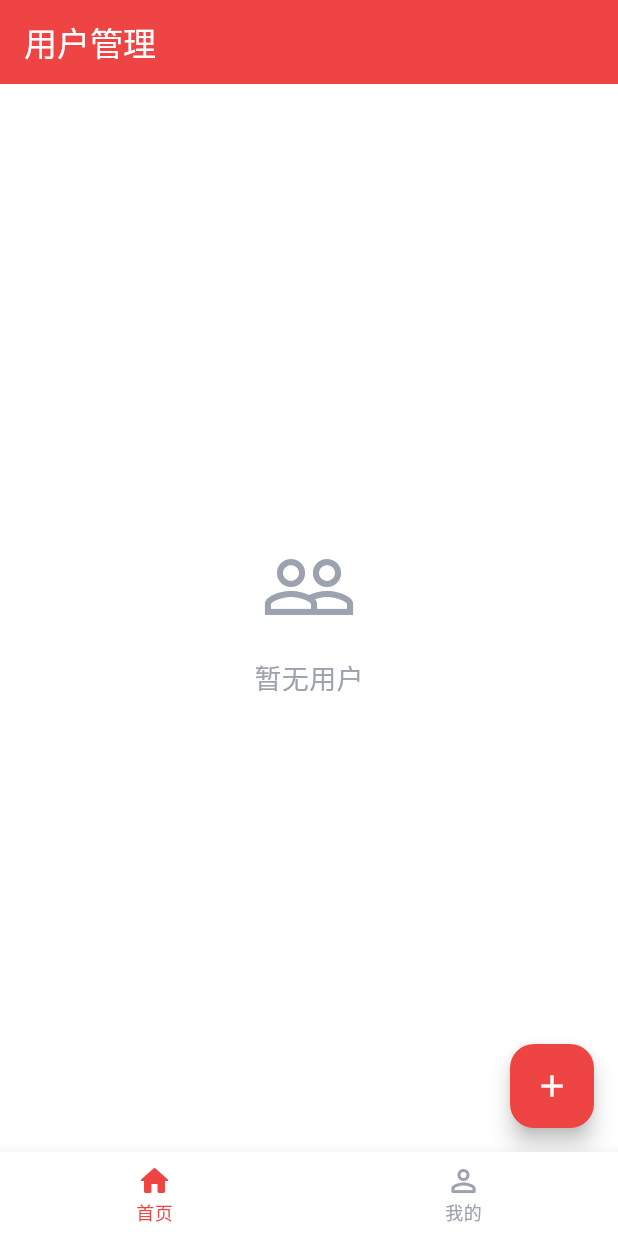
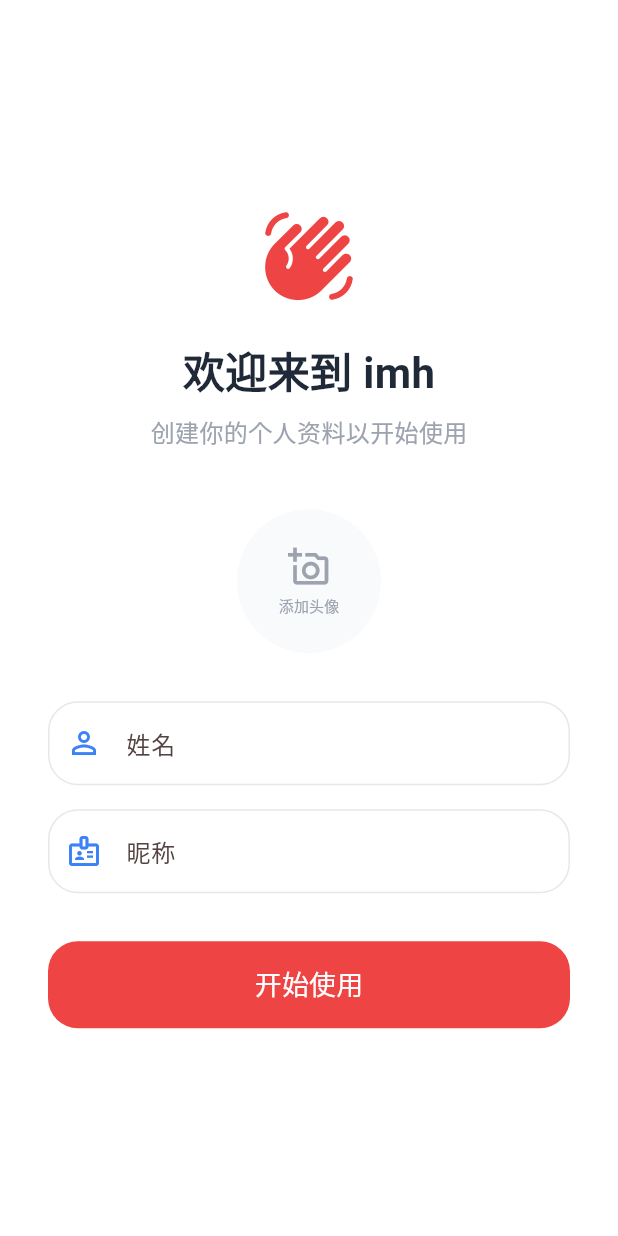
Before and after one commit to PassionZale/imh, a Flutter app: the screen it shows after launch, on a phone screen of 412 x 824 dp. Run offline on Flutter 3.47's test engine with Material 3 defaults, Android fonts, the phone set to English and light mode, and no system bars; our stand-ins replace image_picker, sqflite, wakelock_plus; accounts and stored records are empty.

Commit message:
feat(auth): 添加用户拦截器和当前用户服务
- 新增 CurrentUserService 单例，管理当前用户状态并通知监听者
- 新增 CreateUserPage 全屏创建用户页，无用户时自动展示
- main.dart 通过 ListenableBuilder 实现条件渲染和页面切换动画
- 删除用户时检查剩余用户，全部删除后自动回到创建页
- 默认头像改为 Icon 展示，移除 default_avatar.jpeg 引用

```diff
--- a/lib/main.dart
+++ b/lib/main.dart
@@ -1,14 +1,17 @@
 import 'package:flutter/foundation.dart';
 import 'package:flutter/material.dart';
 import 'package:wakelock_plus/wakelock_plus.dart';
+import 'services/current_user_service.dart';
 import 'theme/app_theme.dart';
+import 'pages/create_user_page.dart';
 import 'pages/home_page.dart';
 
-void main() {
+void main() async {
   WidgetsFlutterBinding.ensureInitialized();
   if (kDebugMode) {
     WakelockPlus.enable();
   }
+  await CurrentUserService.instance.init();
   runApp(const MyApp());
 }
 
@@ -20,7 +23,17 @@ class MyApp extends StatelessWidget {
     return MaterialApp(
       title: 'imh',
       theme: AppTheme.lightTheme,
-      home: const HomePage(),
+      home: ListenableBuilder(
+        listenable: CurrentUserService.instance,
+        builder: (context, child) {
+          return AnimatedSwitcher(
+            duration: const Duration(milliseconds: 300),
+            child: CurrentUserService.instance.currentUser == null
+                ? const CreateUserPage(key: ValueKey('create'))
+                : const HomePage(key: ValueKey('home')),
+          );
+        },
+      ),
     );
   }
 }
--- /dev/null
+++ b/lib/pages/create_user_page.dart
@@ -0,0 +1,202 @@
+import 'dart:io';
+import 'package:flutter/material.dart';
+import '../database/models/user.dart';
+import '../services/current_user_service.dart';
+import '../services/image_service.dart';
+import '../theme/app_colors.dart';
+import '../theme/app_theme.dart';
+
+class CreateUserPage extends StatefulWidget {
+  const CreateUserPage({super.key});
+
+  @override
+  State<CreateUserPage> createState() => _CreateUserPageState();
+}
+
+class _CreateUserPageState extends State<CreateUserPage> {
+  final _formKey = GlobalKey<FormState>();
+  final _nameController = TextEditingController();
+  final _nicknameController = TextEditingController();
+  String? _avatarPath;
+  final ImageService _imageService = ImageService();
+  bool _isSubmitting = false;
+
+  @override
+  void dispose() {
+    _nameController.dispose();
+    _nicknameController.dispose();
+    super.dispose();
+  }
+
+  Future<void> _pickAvatar() async {
+    final image = await _imageService.pickImageFromGallery();
+    if (image != null) {
+      final savedPath = await _imageService.saveAvatar(image);
+      setState(() {
+        _avatarPath = savedPath;
+      });
+    }
+  }
+
+  Future<void> _submit() async {
+    if (!_formKey.currentState!.validate()) return;
+    if (_isSubmitting) return;
+
+    setState(() => _isSubmitting = true);
+
+    final user = User(
+      name: _nameController.text,
+      nickname: _nicknameController.text,
+      avatar: _avatarPath,
+    );
+
+    await CurrentUserService.instance.createAndSetUser(user);
+  }
+
+  @override
+  Widget build(BuildContext context) {
+    return PopScope(
+      canPop: false,
+      child: Scaffold(
+        body: SafeArea(
+          child: Center(
+            child: SingleChildScrollView(
+              padding: const EdgeInsets.symmetric(horizontal: 32),
+              child: Form(
+                key: _formKey,
+                child: Column(
+                  mainAxisAlignment: MainAxisAlignment.center,
+                  children: [
+                    Icon(
+                      Icons.waving_hand_rounded,
+                      size: 64,
+                      color: AppColors.primary,
+                    ),
+                    const SizedBox(height: 24),
+                    Text(
+                      '欢迎来到 imh',
+                      style: TextStyle(
+                        fontSize: 28,
+                        fontWeight: FontWeight.bold,
+                        color: AppColors.textMain,
+                      ),
+                    ),
+                    const SizedBox(height: 8),
+                    Text(
+                      '创建你的个人资料以开始使用',
+                      style: TextStyle(fontSize: 16, color: AppColors.textMuted),
+                    ),
+                    const SizedBox(height: 40),
+                    GestureDetector(
+                      onTap: _pickAvatar,
+                      child: CircleAvatar(
+                        radius: 48,
+                        backgroundColor: AppColors.surfaceRaised,
+                        backgroundImage: _avatarPath != null &&
+                                _avatarPath!.isNotEmpty
+                            ? FileImage(File(_avatarPath!))
+                            : null,
+                        child: _avatarPath == null || _avatarPath!.isEmpty
+                            ? Column(
+                                mainAxisAlignment: MainAxisAlignment.center,
+                                children: [
+                                  const Icon(
+                                    Icons.add_a_photo_outlined,
+                                    size: 28,
+                                    color: AppColors.textMuted,
+                                  ),
+                                  const SizedBox(height: 4),
+                                  Text(
+                                    '添加头像',
+                                    style: TextStyle(
+                                      fontSize: 10,
+                                      color: AppColors.textMuted,
+                                    ),
+                                  ),
+                                ],
+                              )
+                            : Align(
+                                alignment: Alignment.bottomRight,
+                                child: CircleAvatar(
+                                  radius: 16,
+                                  backgroundColor: AppColors.secondary,
+                                  child: const Icon(
+                                    Icons.camera_alt,
+                                    size: 16,
+                                    color: Colors.white,
+                                  ),
+                                ),
+                              ),
+                      ),
+                    ),
+                    const SizedBox(height: 32),
+                    TextFormField(
+                      controller: _nameController,
+                      decoration: InputDecoration(
+                        labelText: '姓名',
+                        hintText: '请输入姓名',
+                        prefixIcon: const Icon(Icons.person_outline),
+                        border: OutlineInputBorder(
+                          borderRadius: BorderRadius.circular(AppTheme.radiusLg),
+                        ),
+                      ),
+                      validator: (value) {
+                        if (value == null || value.isEmpty) {
+                          return '请输入姓名';
+                        }
+                        return null;
+                      },
+                    ),
+                    const SizedBox(height: 16),
+                    TextFormField(
+                      controller: _nicknameController,
+                      decoration: InputDecoration(
+                        labelText: '昵称',
+                        hintText: '请输入昵称',
+                        prefixIcon: const Icon(Icons.badge_outlined),
+                        border: OutlineInputBorder(
+                          borderRadius: BorderRadius.circular(AppTheme.radiusLg),
+                        ),
+                      ),
+                      validator: (value) {
+                        if (value == null || value.isEmpty) {
+                          return '请输入昵称';
+                        }
+                        return null;
+                      },
+                    ),
+                    const SizedBox(height: 32),
+                    ElevatedButton(
+                      onPressed: _isSubmitting ? null : _submit,
+                      style: ElevatedButton.styleFrom(
+                        backgroundColor: AppColors.primary,
+                        foregroundColor: Colors.white,
+                        minimumSize: const Size.fromHeight(52),
+                        shape: RoundedRectangleBorder(
+                          borderRadius: BorderRadius.circular(AppTheme.radiusMd),
+                        ),
+                      ),
+                      child: _isSubmitting
+                          ? const SizedBox(
+                              width: 24,
+                              height: 24,
+                              child: CircularProgressIndicator(
+                                strokeWidth: 2,
+                                color: Colors.white,
+                              ),
+                            )
+                          : const Text(
+                              '开始使用',
+                              style: TextStyle(fontSize: 18),
+                            ),
+                    ),
+                  ],
+                ),
+              ),
+            ),
+          ),
+        ),
+      ),
+    );
+  }
+}
--- /dev/null
+++ b/lib/services/current_user_service.dart
@@ -0,0 +1,35 @@
+import 'package:flutter/foundation.dart';
+import '../database/models/user.dart';
+import '../repositories/user_repository.dart';
+
+class CurrentUserService extends ChangeNotifier {
+  CurrentUserService._internal();
+  static final CurrentUserService instance = CurrentUserService._internal();
+
+  User? _currentUser;
+  User? get currentUser => _currentUser;
+
+  Future<void> init() async {
+    final repo = UserRepository();
+    final users = await repo.getAll();
+    if (users.isNotEmpty) {
+      _currentUser = users.first;
+    }
+  }
+
+  void setCurrentUser(User user) {
+    _currentUser = user;
+    notifyListeners();
+  }
+
+  Future<void> createAndSetUser(User user) async {
+    final repo = UserRepository();
+    _currentUser = await repo.create(user);
+    notifyListeners();
+  }
+
+  void clearCurrentUser() {
+    _currentUser = null;
+    notifyListeners();
+  }
+}
--- a/pubspec.yaml
+++ b/pubspec.yaml
@@ -67,8 +67,8 @@ flutter:
   uses-material-design: true
 
   # To add assets to your application, add an assets section, like this:
-  assets:
-    - assets/images/default_avatar.jpeg
+  # assets:
+  #   - assets/images/default_avatar.jpeg
 
   # An image asset can refer to one or more resolution-specific "variants", see
   # https://flutter.dev/to/resolution-aware-images
```
Also changed, not shown: lib/pages/users_page.dart (+17 -2 lines).
